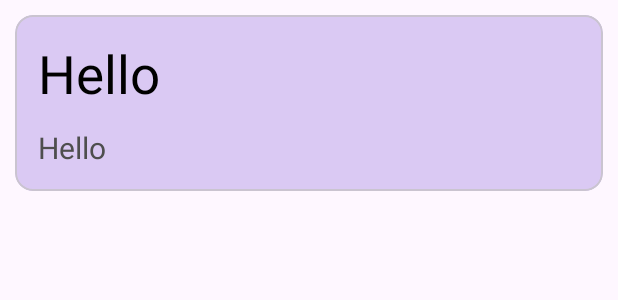
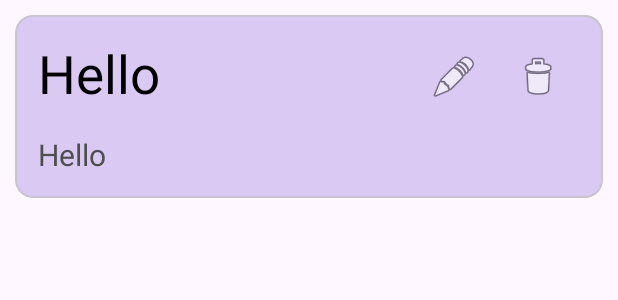
Before and after one commit to jpCoding003/KeepNote, an Android app: the layout item_row.xml on its own in the app's theme, with its tools: preview values and no code run, on a phone screen of 412 x 824 dp. Shown: the top 300 px of the screen. Run offline under Robolectric (Android 15) with nearby library versions, the phone set to English and light mode, and no system bars.

Commit message:
Edit/Delete Operation...

```diff
--- a/app/src/main/java/com/tops/keepnote/NotesData.kt
+++ b/app/src/main/java/com/tops/keepnote/NotesData.kt
@@ -1,6 +1,8 @@
 package com.tops.keepnote
+
+import java.io.Serializable
 
 data class NotesData(
 val title: String,
 val description: String
-)
+): Serializable
--- a/app/src/main/res/layout/item_row.xml
+++ b/app/src/main/res/layout/item_row.xml
@@ -19,13 +19,38 @@
             android:padding="15dp"
             android:orientation="vertical">
 
+        <LinearLayout
+            android:layout_width="match_parent"
+            android:layout_height="match_parent"
+            android:orientation="horizontal">
+
             <TextView
                 android:id="@+id/noteTitle"
-                android:layout_width="match_parent"
-                android:layout_height="match_parent"
+                android:layout_width="0dp"
+                android:layout_height="wrap_content"
+                android:layout_weight="1"
                 android:text="Hello"
                 android:textColor="@color/black"
-                android:textSize="35dp"/>
+                android:textSize="35sp"/>
+
+            <ImageButton
+                android:id="@+id/btnEdit"
+                android:layout_width="wrap_content"
+                android:layout_height="wrap_content"
+                android:layout_gravity="end"
+                android:backgroundTint="#DAC9F3"
+                android:src="@android:drawable/ic_menu_edit" />
+
+            <ImageButton
+                android:id="@+id/btnDelete"
+                android:layout_width="wrap_content"
+                android:layout_height="wrap_content"
+                android:layout_gravity="end"
+                android:backgroundTint="#DAC9F3"
+                android:src="@android:drawable/ic_menu_delete" />
+
+
+        </LinearLayout>
 
             <TextView
                 android:id="@+id/noteDescription"
@@ -35,7 +60,7 @@
                 android:maxLines="2"
                 android:ellipsize="end"
                 android:textColor="#4E4E4E"
-                android:textSize="20dp"
+                android:textSize="20sp"
                 android:layout_marginTop="12dp"/>
 
         </LinearLayout>
```
Also changed, not shown: app/src/main/java/com/tops/keepnote/Fragment/EditNoteFragment.kt (added, +59 -0 lines), app/src/main/java/com/tops/keepnote/Fragment/ListNoteFragment.kt (+24 -5 lines), app/src/main/java/com/tops/keepnote/adapter/MyAdapter.kt (+23 -3 lines), app/src/main/res/layout/fragment_edit_note.xml (added, +48 -0 lines), app/src/main/res/navigation/nav_graph.xml (+12 -0 lines).
